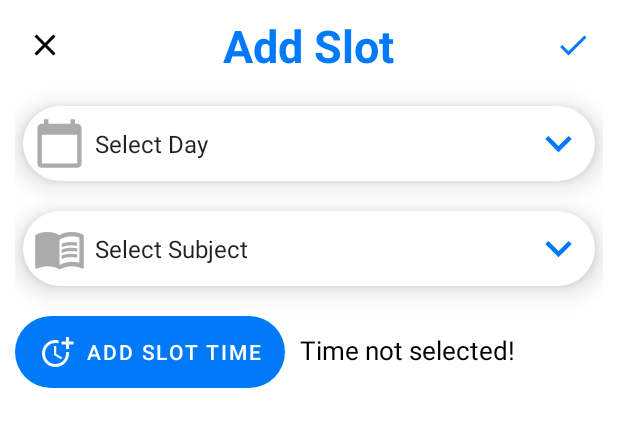
After one commit to HarshRana-404/Class-Attender-07, an Android app: the layout add_slot_bottom_sheet.xml on its own in the app's theme, with its tools: preview values and no code run, on a phone screen of 412 x 824 dp. The commit adds this screen. Shown: the top 427 px of the screen. Run offline under Robolectric (Android 15) with nearby library versions, the phone set to English and light mode, and no system bars.

Commit message:
Teacher Side Commit

```diff
--- a/app/src/main/res/drawable/custom_btn.xml
+++ b/app/src/main/res/drawable/custom_btn.xml
@@ -3,7 +3,7 @@
     <item>
         <shape xmlns:android="http://schemas.android.com/apk/res/android" android:shape="rectangle">
             <corners
-                android:radius="20dp"
+                android:radius="30dp"
                 />
         </shape>
     </item>
--- /dev/null
+++ b/app/src/main/res/drawable/custom_spinner_days.xml
@@ -0,0 +1,37 @@
+<?xml version="1.0" encoding="utf-8"?>
+<selector xmlns:android="http://schemas.android.com/apk/res/android">
+    <item>
+        <layer-list>
+            <item android:state_focused="false">
+                <shape
+                    android:shape="rectangle">
+                    <corners android:radius="30dp"/>
+                    <stroke android:color="@color/white"/>
+                    <solid android:color="@color/white"/>
+                </shape>
+            </item>
+
+            <item android:state_focused="true">
+                <shape
+                    android:shape="rectangle">
+                    <corners android:radius="20dp"/>
+                    <stroke android:color="@color/theme_1"/>
+                </shape>
+            </item>
+
+            <item
+                android:width="35dp"
+                android:height="35dp"
+                android:right="7dp"
+                android:drawable="@drawable/ic_down_arrow"
+                android:gravity="end|center_vertical"/>
+
+            <item
+                android:width="35dp"
+                android:height="35dp"
+                android:left="7dp"
+                android:drawable="@drawable/ic_days"
+                android:gravity="start|center_vertical"/>
+        </layer-list>
+    </item>
+</selector>
--- /dev/null
+++ b/app/src/main/res/drawable/custom_spinner_subject.xml
@@ -0,0 +1,37 @@
+<?xml version="1.0" encoding="utf-8"?>
+<selector xmlns:android="http://schemas.android.com/apk/res/android">
+    <item>
+        <layer-list>
+            <item android:state_focused="false">
+                <shape
+                    android:shape="rectangle">
+                    <corners android:radius="30dp"/>
+                    <stroke android:color="@color/white"/>
+                    <solid android:color="@color/white"/>
+                </shape>
+            </item>
+
+            <item android:state_focused="true">
+                <shape
+                    android:shape="rectangle">
+                    <corners android:radius="20dp"/>
+                    <stroke android:color="@color/theme_1"/>
+                </shape>
+            </item>
+
+            <item
+                android:width="35dp"
+                android:height="35dp"
+                android:right="7dp"
+                android:drawable="@drawable/ic_down_arrow"
+                android:gravity="end|center_vertical"/>
+
+            <item
+                android:width="35dp"
+                android:height="35dp"
+                android:left="7dp"
+                android:drawable="@drawable/ic_subject"
+                android:gravity="start|center_vertical"/>
+        </layer-list>
+    </item>
+</selector>
--- /dev/null
+++ b/app/src/main/res/drawable/ic_add.xml
@@ -0,0 +1,5 @@
+<vector android:height="24dp" android:tint="#FFFFFF"
+    android:viewportHeight="24" android:viewportWidth="24"
+    android:width="24dp" xmlns:android="http://schemas.android.com/apk/res/android">
+    <path android:fillColor="@android:color/white" android:pathData="M19,13h-6v6h-2v-6H5v-2h6V5h2v6h6v2z"/>
+</vector>
--- /dev/null
+++ b/app/src/main/res/drawable/ic_close.xml
@@ -0,0 +1,5 @@
+<vector android:height="24dp" android:tint="@color/black"
+    android:viewportHeight="24" android:viewportWidth="24"
+    android:width="24dp" xmlns:android="http://schemas.android.com/apk/res/android">
+    <path android:fillColor="@android:color/white" android:pathData="M19,6.41L17.59,5 12,10.59 6.41,5 5,6.41 10.59,12 5,17.59 6.41,19 12,13.41 17.59,19 19,17.59 13.41,12z"/>
+</vector>
--- /dev/null
+++ b/app/src/main/res/drawable/ic_days.xml
@@ -0,0 +1,5 @@
+<vector android:height="24dp" android:tint="@color/gray"
+    android:viewportHeight="24" android:viewportWidth="24"
+    android:width="24dp" xmlns:android="http://schemas.android.com/apk/res/android">
+    <path android:fillColor="@android:color/white" android:pathData="M20,3h-1L19,1h-2v2L7,3L7,1L5,1v2L4,3c-1.1,0 -2,0.9 -2,2v16c0,1.1 0.9,2 2,2h16c1.1,0 2,-0.9 2,-2L22,5c0,-1.1 -0.9,-2 -2,-2zM20,21L4,21L4,8h16v13z"/>
+</vector>
--- /dev/null
+++ b/app/src/main/res/drawable/ic_done.xml
@@ -0,0 +1,5 @@
+<vector android:height="24dp" android:tint="@color/theme_1"
+    android:viewportHeight="24" android:viewportWidth="24"
+    android:width="24dp" xmlns:android="http://schemas.android.com/apk/res/android">
+    <path android:fillColor="@android:color/white" android:pathData="M9,16.17L4.83,12l-1.42,1.41L9,19 21,7l-1.41,-1.41z"/>
+</vector>
--- /dev/null
+++ b/app/src/main/res/drawable/ic_subject.xml
@@ -0,0 +1,8 @@
+<vector android:autoMirrored="true" android:height="24dp"
+    android:tint="@color/gray" android:viewportHeight="24"
+    android:viewportWidth="24" android:width="24dp" xmlns:android="http://schemas.android.com/apk/res/android">
+    <path android:fillColor="@android:color/white" android:pathData="M21,5c-1.11,-0.35 -2.33,-0.5 -3.5,-0.5c-1.95,0 -4.05,0.4 -5.5,1.5c-1.45,-1.1 -3.55,-1.5 -5.5,-1.5S2.45,4.9 1,6v14.65c0,0.25 0.25,0.5 0.5,0.5c0.1,0 0.15,-0.05 0.25,-0.05C3.1,20.45 5.05,20 6.5,20c1.95,0 4.05,0.4 5.5,1.5c1.35,-0.85 3.8,-1.5 5.5,-1.5c1.65,0 3.35,0.3 4.75,1.05c0.1,0.05 0.15,0.05 0.25,0.05c0.25,0 0.5,-0.25 0.5,-0.5V6C22.4,5.55 21.75,5.25 21,5zM21,18.5c-1.1,-0.35 -2.3,-0.5 -3.5,-0.5c-1.7,0 -4.15,0.65 -5.5,1.5V8c1.35,-0.85 3.8,-1.5 5.5,-1.5c1.2,0 2.4,0.15 3.5,0.5V18.5z"/>
+    <path android:fillColor="@android:color/white" android:pathData="M17.5,10.5c0.88,0 1.73,0.09 2.5,0.26V9.24C19.21,9.09 18.36,9 17.5,9c-1.7,0 -3.24,0.29 -4.5,0.83v1.66C14.13,10.85 15.7,10.5 17.5,10.5z"/>
+    <path android:fillColor="@android:color/white" android:pathData="M13,12.49v1.66c1.13,-0.64 2.7,-0.99 4.5,-0.99c0.88,0 1.73,0.09 2.5,0.26V11.9c-0.79,-0.15 -1.64,-0.24 -2.5,-0.24C15.8,11.66 14.26,11.96 13,12.49z"/>
+    <path android:fillColor="@android:color/white" android:pathData="M17.5,14.33c-1.7,0 -3.24,0.29 -4.5,0.83v1.66c1.13,-0.64 2.7,-0.99 4.5,-0.99c0.88,0 1.73,0.09 2.5,0.26v-1.52C19.21,14.41 18.36,14.33 17.5,14.33z"/>
+</vector>
--- /dev/null
+++ b/app/src/main/res/drawable/ic_time.xml
@@ -0,0 +1,7 @@
+<vector android:height="24dp" android:tint="@color/white"
+    android:viewportHeight="24" android:viewportWidth="24"
+    android:width="24dp" xmlns:android="http://schemas.android.com/apk/res/android">
+    <path android:fillColor="@android:color/white" android:pathData="M10,8l0,6l4.7,2.9l0.8,-1.2l-4,-2.4l0,-5.3z"/>
+    <path android:fillColor="@android:color/white" android:pathData="M17.92,12c0.05,0.33 0.08,0.66 0.08,1c0,3.9 -3.1,7 -7,7s-7,-3.1 -7,-7c0,-3.9 3.1,-7 7,-7c0.7,0 1.37,0.1 2,0.29V4.23C12.36,4.08 11.69,4 11,4c-5,0 -9,4 -9,9s4,9 9,9s9,-4 9,-9c0,-0.34 -0.02,-0.67 -0.06,-1H17.92z"/>
+    <path android:fillColor="@android:color/white" android:pathData="M20,5l0,-3l-2,0l0,3l-3,0l0,2l3,0l0,3l2,0l0,-3l3,0l0,-2z"/>
+</vector>
--- /dev/null
+++ b/app/src/main/res/layout/add_slot_bottom_sheet.xml
@@ -0,0 +1,97 @@
+<?xml version="1.0" encoding="utf-8"?>
+<LinearLayout xmlns:android="http://schemas.android.com/apk/res/android"
+    android:layout_width="match_parent"
+    android:layout_height="match_parent"
+    android:orientation="vertical"
+    android:gravity="center_horizontal"
+    android:padding="10dp"
+    android:id="@+id/bs_root_layout"
+    >
+
+    <RelativeLayout
+        android:layout_width="match_parent"
+        android:layout_height="wrap_content">
+
+        <ImageButton
+            android:layout_width="40dp"
+            android:layout_height="40dp"
+            android:id="@+id/img_close_bs"
+            android:src="@drawable/ic_close"
+            android:layout_alignParentLeft="true"
+            android:backgroundTint="@color/white"
+            />
+
+        <TextView
+            android:layout_width="wrap_content"
+            android:layout_height="wrap_content"
+            android:layout_centerInParent="true"
+            android:text="Add Slot"
+            android:textColor="@color/theme_1"
+            android:textSize="30sp"
+            android:textStyle="bold" />
+
+        <ImageButton
+            android:layout_width="40dp"
+            android:layout_height="40dp"
+            android:id="@+id/img_add_slot"
+            android:src="@drawable/ic_done"
+            android:layout_alignParentRight="true"
+            android:backgroundTint="@color/white"
+            />
+
+    </RelativeLayout>
+
+    <Spinner
+        android:id="@+id/sp_department"
+        android:layout_width="match_parent"
+        android:layout_height="50dp"
+        android:background="@drawable/custom_spinner_days"
+        android:elevation="10dp"
+        android:layout_marginTop="20dp"
+        android:layout_marginHorizontal="5dp"
+        android:entries="@array/days"
+        android:paddingLeft="40dp"
+        />
+
+    <Spinner
+        android:id="@+id/sp_semester"
+        android:layout_width="match_parent"
+        android:layout_height="50dp"
+        android:background="@drawable/custom_spinner_subject"
+        android:elevation="10dp"
+        android:layout_marginTop="20dp"
+        android:layout_marginHorizontal="5dp"
+        android:entries="@array/sel_subject"
+        android:layout_marginBottom="20dp"
+        android:paddingLeft="40dp"
+        />
+
+    <LinearLayout
+        android:layout_width="match_parent"
+        android:layout_height="wrap_content"
+        android:orientation="horizontal"
+        android:layout_marginBottom="100dp"
+        >
+
+        <Button
+            android:layout_width="wrap_content"
+            android:layout_height="wrap_content"
+            android:text="ADD SLOT TIME"
+            android:background="@drawable/custom_btn"
+            android:id="@+id/btn_add_time"
+            android:drawableLeft="@drawable/ic_time"
+            android:gravity="center_vertical"
+            />
+
+        <TextView
+            android:layout_width="wrap_content"
+            android:layout_height="wrap_content"
+            android:text="Time not selected!"
+            android:textColor="@color/black"
+            android:textSize="17sp"
+            android:layout_marginLeft="10dp"
+            />
+
+    </LinearLayout>
+
+</LinearLayout>
--- a/app/src/main/res/values/strings.xml
+++ b/app/src/main/res/values/strings.xml
@@ -16,6 +16,15 @@
         <item>Electrical Communication Engineering</item>
         <item>Mechanical Engineering</item>
         <item>Metallurgy Engineering</item>
+    </string-array>
+    <string-array name="days">
+        <item>Select Day</item>
+        <item>Monday</item>
+        <item>Tuesday</item>
+        <item>Wednesday</item>
+        <item>Thursday</item>
+        <item>Friday</item>
+        <item>Saturday</item>
     </string-array>
     <string-array name="semesters">
         <item>Select Semester</item>
```
Also changed, not shown: app/src/main/java/com/ca/classattender/MainActivity.java (+30 -77 lines), app/src/main/res/layout/activity_main.xml (+12 -48 lines).
